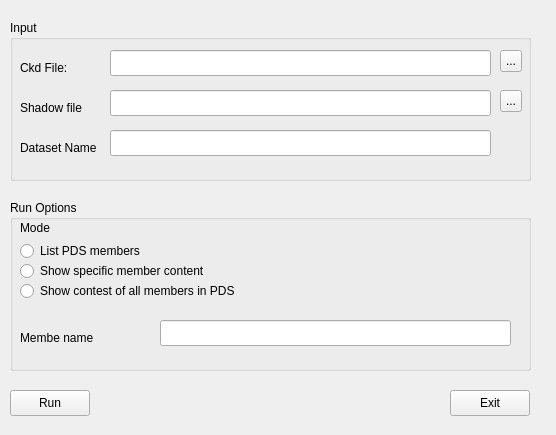
The window that HercUtilities/Dasdcat.ui (fsword7/hercgui) describes before a commit, drawn with Qt 5.
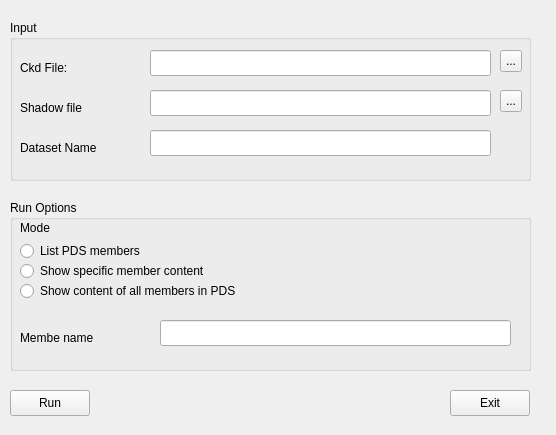
The same window after the commit.

What changed in the file:
```diff
--- a/HercUtilities/Dasdcat.ui
+++ b/HercUtilities/Dasdcat.ui
@@ -24,12 +24,12 @@
    <property name="title" >
     <string>Input</string>
    </property>
-   <widget class="QLineEdit" name="filename" >
-    <property name="geometry" >
+   <widget class="QLineEdit" name="filename">
+    <property name="geometry">
      <rect>
-      <x>100</x>
+      <x>140</x>
       <y>30</y>
-      <width>381</width>
+      <width>341</width>
       <height>26</height>
      </rect>
     </property>
@@ -47,12 +47,12 @@
      <string>...</string>
     </property>
    </widget>
-   <widget class="QLabel" name="label" >
-    <property name="geometry" >
+   <widget class="QLabel" name="label">
+    <property name="geometry">
      <rect>
       <x>10</x>
       <y>40</y>
-      <width>71</width>
+      <width>91</width>
       <height>16</height>
      </rect>
     </property>
@@ -60,12 +60,12 @@
      <string>Ckd File:</string>
     </property>
    </widget>
-   <widget class="QLineEdit" name="shadowFile" >
-    <property name="geometry" >
+   <widget class="QLineEdit" name="shadowFile">
+    <property name="geometry">
      <rect>
-      <x>100</x>
+      <x>140</x>
       <y>70</y>
-      <width>381</width>
+      <width>341</width>
       <height>26</height>
      </rect>
     </property>
@@ -83,12 +83,12 @@
      <string>...</string>
     </property>
    </widget>
-   <widget class="QLabel" name="label_2" >
-    <property name="geometry" >
+   <widget class="QLabel" name="label_2">
+    <property name="geometry">
      <rect>
       <x>10</x>
       <y>80</y>
-      <width>71</width>
+      <width>111</width>
       <height>16</height>
      </rect>
     </property>
@@ -96,12 +96,12 @@
      <string>Shadow file</string>
     </property>
    </widget>
-   <widget class="QLabel" name="label_4" >
-    <property name="geometry" >
+   <widget class="QLabel" name="label_4">
+    <property name="geometry">
      <rect>
       <x>10</x>
       <y>120</y>
-      <width>91</width>
+      <width>121</width>
       <height>16</height>
      </rect>
     </property>
@@ -109,12 +109,12 @@
      <string>Dataset Name</string>
     </property>
    </widget>
-   <widget class="QLineEdit" name="dsname" >
-    <property name="geometry" >
+   <widget class="QLineEdit" name="dsname">
+    <property name="geometry">
      <rect>
-      <x>100</x>
+      <x>140</x>
       <y>110</y>
-      <width>381</width>
+      <width>341</width>
       <height>26</height>
      </rect>
     </property>
@@ -142,12 +142,12 @@
      </rect>
     </property>
    </widget>
-   <widget class="QLabel" name="label_3" >
-    <property name="geometry" >
+   <widget class="QLabel" name="label_3">
+    <property name="geometry">
      <rect>
       <x>10</x>
       <y>130</y>
-      <width>91</width>
+      <width>131</width>
       <height>16</height>
      </rect>
     </property>
@@ -155,12 +155,12 @@
      <string>Membe name</string>
     </property>
    </widget>
-   <widget class="QRadioButton" name="listRadioButton" >
-    <property name="geometry" >
+   <widget class="QRadioButton" name="listRadioButton">
+    <property name="geometry">
      <rect>
       <x>10</x>
       <y>40</y>
-      <width>151</width>
+      <width>201</width>
       <height>22</height>
      </rect>
     </property>
@@ -168,12 +168,12 @@
      <string>List PDS members</string>
     </property>
    </widget>
-   <widget class="QRadioButton" name="specificRadioButton" >
-    <property name="geometry" >
+   <widget class="QRadioButton" name="specificRadioButton">
+    <property name="geometry">
      <rect>
       <x>10</x>
       <y>60</y>
-      <width>201</width>
+      <width>291</width>
       <height>22</height>
      </rect>
     </property>
@@ -194,17 +194,17 @@
      <string>Mode</string>
     </property>
    </widget>
-   <widget class="QRadioButton" name="allRadioButton" >
-    <property name="geometry" >
+   <widget class="QRadioButton" name="allRadioButton">
+    <property name="geometry">
      <rect>
       <x>10</x>
       <y>80</y>
-      <width>241</width>
+      <width>321</width>
       <height>22</height>
      </rect>
     </property>
-    <property name="text" >
-     <string>Show contest of all members in PDS</string>
+    <property name="text">
+     <string>Show content of all members in PDS</string>
     </property>
    </widget>
   </widget>
@@ -235,7 +235,7 @@
    </property>
   </widget>
  </widget>
- <layoutdefault spacing="6" margin="11" />
+ <layoutdefault spacing="6" margin="11"/>
  <resources/>
  <connections/>
 </ui>
```
Left out of the diff: 67 changed lines with no effect on the pictures.
